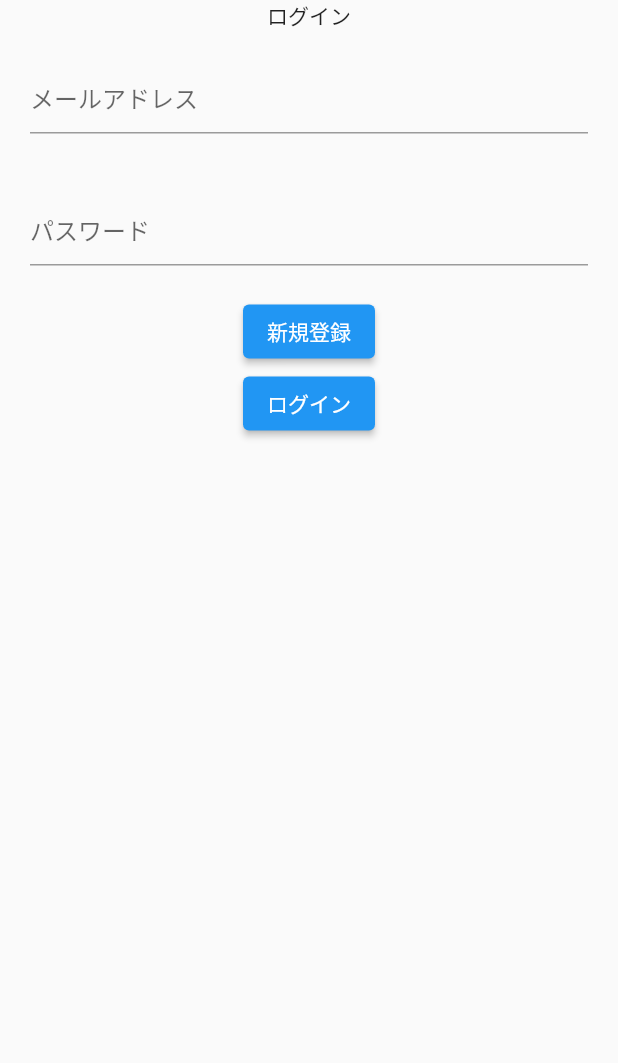
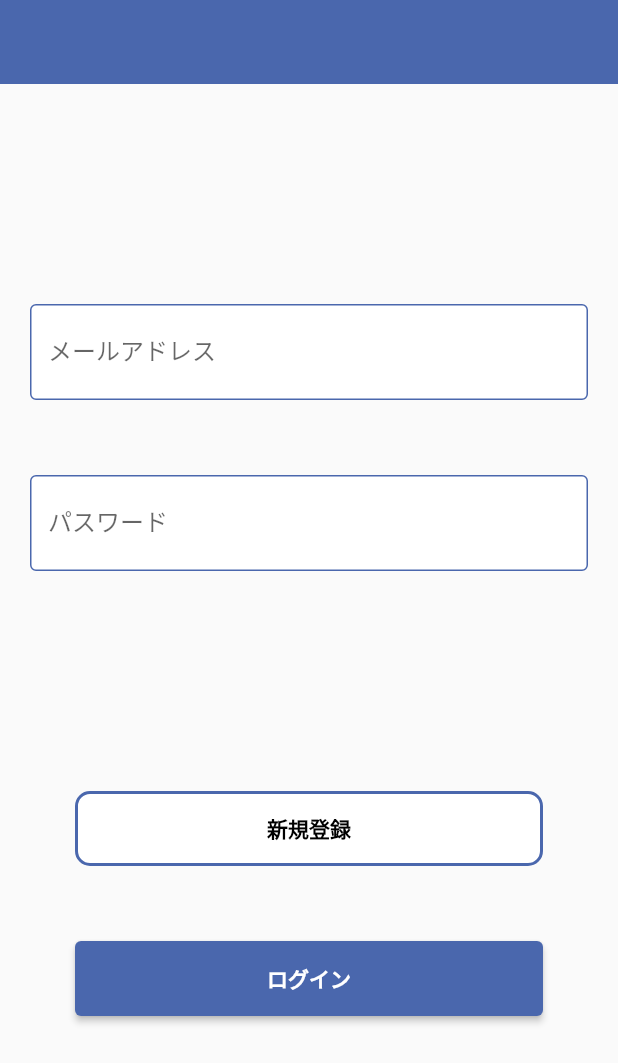
Before and after one commit to iseruuuuu/disney_app, a Flutter app: the screen it shows after launch, on a phone screen of 412 x 824 dp. Shown: the top 1063 px of the screen. Run offline on Flutter 3.47's test engine with Material 2 defaults, Android fonts, the phone set to English and light mode, and no system bars; our stand-ins replace cloud_firestore, firebase_auth, firebase_core, firebase_storage, image_picker; missing offline and left inert: flutter_picker; accounts and stored records are empty.

Commit message:
fix1.0: デザインを一新する（LoginScreen）

```diff
--- /dev/null
+++ b/lib/screen/login/component/login_button.dart
@@ -0,0 +1,35 @@
+import 'package:flutter/material.dart';
+
+class LoginButton extends StatelessWidget {
+  const LoginButton({
+    Key? key,
+    required this.onPressed,
+  }) : super(key: key);
+
+  final Function() onPressed;
+
+  @override
+  Widget build(BuildContext context) {
+    return Container(
+      width: MediaQuery.of(context).size.width - 100,
+      height: 50,
+      decoration: BoxDecoration(
+        color: Colors.white,
+        borderRadius: BorderRadius.circular(10),
+      ),
+      child: ElevatedButton(
+        style: ElevatedButton.styleFrom(
+          backgroundColor: const Color(0xFF4A67AD),
+        ),
+        onPressed: onPressed,
+        child: const Text(
+          'ログイン',
+          style: TextStyle(
+            color: Colors.white,
+            fontWeight: FontWeight.bold,
+          ),
+        ),
+      ),
+    );
+  }
+}
--- /dev/null
+++ b/lib/screen/login/component/login_new_button.dart
@@ -0,0 +1,36 @@
+import 'package:flutter/material.dart';
+
+class LoginNewButton extends StatelessWidget {
+  const LoginNewButton({
+    Key? key,
+    required this.onPressed,
+  }) : super(key: key);
+
+  final Function() onPressed;
+
+  @override
+  Widget build(BuildContext context) {
+    return Container(
+      width: MediaQuery.of(context).size.width - 100,
+      height: 50,
+      decoration: BoxDecoration(
+        color: Colors.white,
+        borderRadius: BorderRadius.circular(10),
+        border: Border.all(
+          color: const Color(0xFF4A67AD),
+          width: 2,
+        ),
+      ),
+      child: TextButton(
+        onPressed: onPressed,
+        child: const Text(
+          '新規登録',
+          style: TextStyle(
+            color: Colors.black,
+            fontWeight: FontWeight.bold,
+          ),
+        ),
+      ),
+    );
+  }
+}
--- /dev/null
+++ b/lib/screen/login/component/login_text_field.dart
@@ -0,0 +1,40 @@
+import 'package:flutter/material.dart';
+
+class LoginTextField extends StatelessWidget {
+  const  LoginTextField({
+    Key? key,
+    required this.controller,
+    required this.hintText,
+  }) : super(key: key);
+
+  final TextEditingController controller;
+  final String hintText;
+
+  @override
+  Widget build(BuildContext context) {
+    return Padding(
+      padding: const EdgeInsets.symmetric(horizontal: 20),
+      child: TextField(
+        controller: controller,
+        maxLines: 1,
+        decoration: InputDecoration(
+          hintText: hintText,
+          focusedBorder: const OutlineInputBorder(
+            borderSide: BorderSide(
+              color: Color(0xFF4A67AD),
+            ),
+          ),
+          enabledBorder: const OutlineInputBorder(
+            borderSide: BorderSide(
+              color: Color(0xFF4A67AD),
+            ),
+          ),
+          labelText: hintText,
+          filled: true,
+          fillColor: Colors.white,
+          border: InputBorder.none,
+        ),
+      ),
+    );
+  }
+}
--- a/lib/screen/login/login_screen.dart
+++ b/lib/screen/login/login_screen.dart
@@ -1,4 +1,7 @@
 import 'package:disney_app/screen/create_account/create_account_screen.dart';
+import 'package:disney_app/screen/login/component/login_button.dart';
+import 'package:disney_app/screen/login/component/login_new_button.dart';
+import 'package:disney_app/screen/login/component/login_text_field.dart';
 import 'package:disney_app/screen/tab/tab_screen.dart';
 import 'package:disney_app/utils/authentication.dart';
 import 'package:disney_app/utils/firestore/user_firestore.dart';
@@ -19,31 +22,21 @@ class _LoginScreenState extends State<LoginScreen> {
   @override
   Widget build(BuildContext context) {
     return Scaffold(
+      appBar: AppBar(
+        backgroundColor: const Color(0xFF4A67AD),
+        elevation: 0,
+      ),
       body: SafeArea(
         child: SizedBox(
           width: double.infinity,
           child: Column(
             children: [
-              const Text('ログイン'),
-              Padding(
-                padding: const EdgeInsets.all(20),
-                child: TextField(
-                  controller: emailController,
-                  decoration: const InputDecoration(
-                    hintText: 'メールアドレス',
-                  ),
-                ),
-              ),
-              Padding(
-                padding: const EdgeInsets.all(20),
-                child: TextField(
-                  controller: passwordController,
-                  decoration: const InputDecoration(
-                    hintText: 'パスワード',
-                  ),
-                ),
-              ),
-              ElevatedButton(
+              const Spacer(),
+              LoginTextField(controller: emailController, hintText: 'メールアドレス'),
+              const SizedBox(height: 50),
+              LoginTextField(controller: passwordController, hintText: 'パスワード'),
+              const Spacer(),
+              LoginNewButton(
                 onPressed: () {
                   Navigator.push(
                     context,
@@ -52,9 +45,9 @@ class _LoginScreenState extends State<LoginScreen> {
                     ),
                   );
                 },
-                child: const Text('新規登録'),
               ),
-              ElevatedButton(
+              const SizedBox(height: 50),
+              LoginButton(
                 onPressed: () async {
                   var result = await Authentication.signIn(
                     email: emailController.text,
@@ -73,8 +66,8 @@ class _LoginScreenState extends State<LoginScreen> {
                     }
                   }
                 },
-                child: const Text('ログイン'),
               ),
+              const Spacer(),
             ],
           ),
         ),
```
